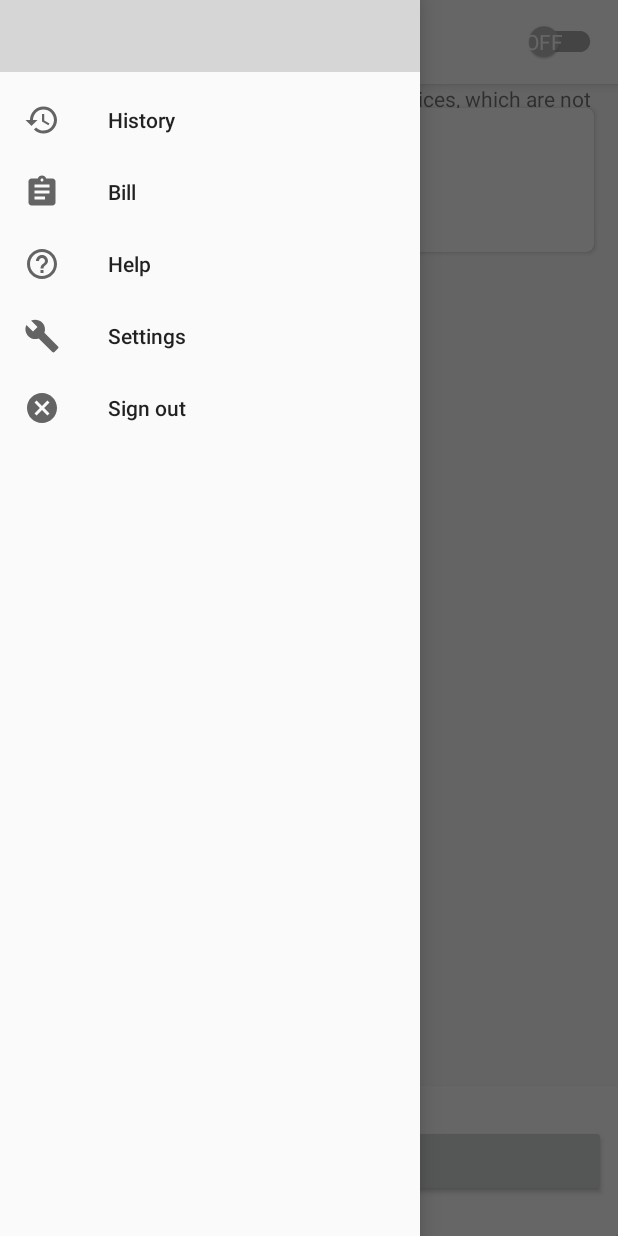
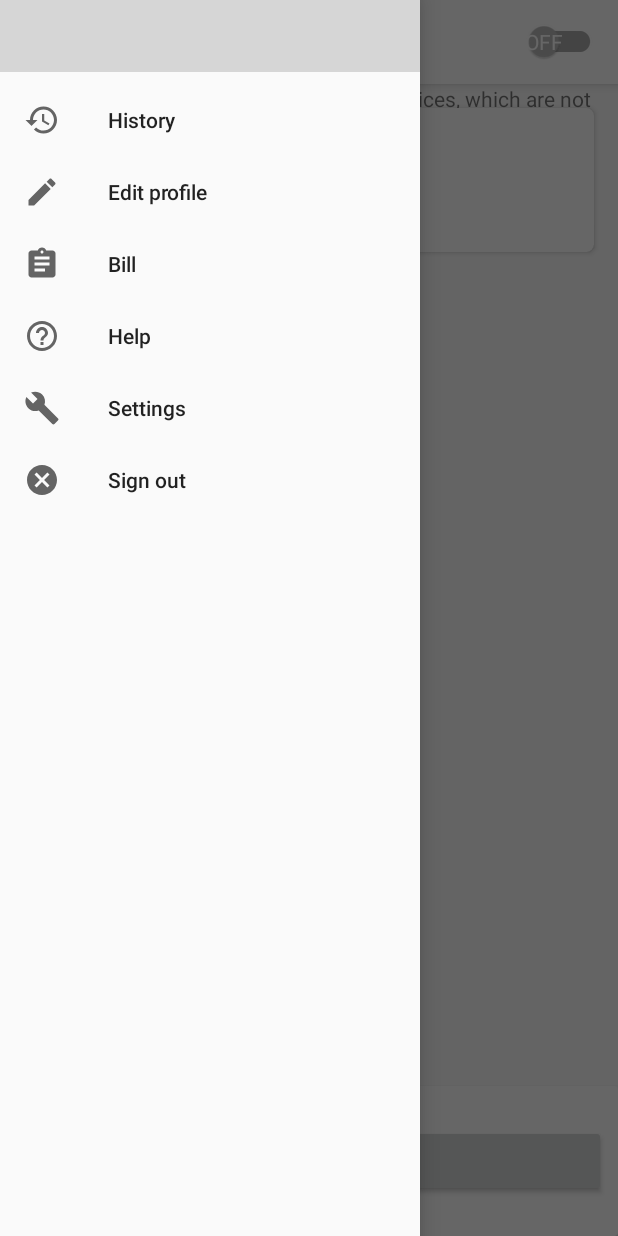
Before and after one commit to doannnd/DriverApp, an Android app: the screen it shows after launch once a user with an empty profile is signed in (DriverActivity), with the side drawer open, on a phone screen of 412 x 824 dp. Run offline under Robolectric (Android 15) with nearby library versions, the phone set to English and light mode, and no system bars; our stand-ins replace Firebase (no records; nobody signed in at launch, a user with empty details on screens opened directly); libraries missing offline, so code that uses them is left out: com.firebase.geofire, com.google.maps.android, com.karumi.dexter; 4 statements that could not run were skipped; grey boxes are pictures that could not be loaded.

Commit message:
update profile driver : doing...

```diff
--- a/app/build.gradle
+++ b/app/build.gradle
@@ -45,6 +45,7 @@ dependencies {
     implementation 'com.firebase:geofire-android:2.3.1'
     implementation 'com.google.maps.android:android-maps-utils:0.5'
     implementation 'de.hdodenhof:circleimageview:3.0.0'
+    implementation 'com.squareup.picasso:picasso:2.71828'
     // testing
     implementation 'com.android.support.constraint:constraint-layout:1.1.3'
     implementation 'com.google.android.gms:play-services-maps:16.1.0'
--- /dev/null
+++ b/app/src/main/res/drawable/ic_menu_edit_profile.xml
@@ -0,0 +1,9 @@
+<vector xmlns:android="http://schemas.android.com/apk/res/android"
+        android:width="24dp"
+        android:height="24dp"
+        android:viewportWidth="24.0"
+        android:viewportHeight="24.0">
+    <path
+        android:fillColor="#FF000000"
+        android:pathData="M3,17.25V21h3.75L17.81,9.94l-3.75,-3.75L3,17.25zM20.71,7.04c0.39,-0.39 0.39,-1.02 0,-1.41l-2.34,-2.34c-0.39,-0.39 -1.02,-0.39 -1.41,0l-1.83,1.83 3.75,3.75 1.83,-1.83z"/>
+</vector>
--- a/app/src/main/res/menu/activity_driver_home_drawer.xml
+++ b/app/src/main/res/menu/activity_driver_home_drawer.xml
@@ -8,6 +8,10 @@
             android:id="@+id/nav_trip_history"
             android:icon="@drawable/ic_menu_history"
             android:title="@string/menu_history" />
+        <item
+            android:id="@+id/nav_edit_profile"
+            android:icon="@drawable/ic_menu_edit_profile"
+            android:title="@string/menu_edit_profile" />
         <item
             android:id="@+id/nav_way_bill"
             android:icon="@drawable/ic_menu_bill"
--- a/app/src/main/res/values/strings.xml
+++ b/app/src/main/res/values/strings.xml
@@ -67,5 +67,8 @@
     <string name="menu_help">Help</string>
     <string name="menu_settings">Settings</string>
     <string name="menu_sign_out">Sign out</string>
+    <string name="menu_edit_profile">Edit profile</string>
+    <string name="edit_profile">EDIT PROFILE</string>
+    <string name="edit_profile_message">Please fill all information</string>
 
 </resources>
```
Also changed, not shown: app/src/main/java/com/nguyendinhdoan/driverapp/activity/DriverActivity.java (+30 -0 lines), app/src/main/res/layout/edit_driver_profile.xml (added, +72 -0 lines), app/src/main/res/drawable/ic_profile.png (added).
